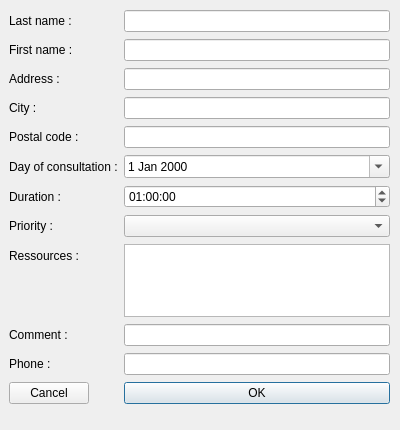
Above: Projet/NewCustomerDialog.ui from RakSrinaNa/DI4---QT before the change. Below: the same form after it.
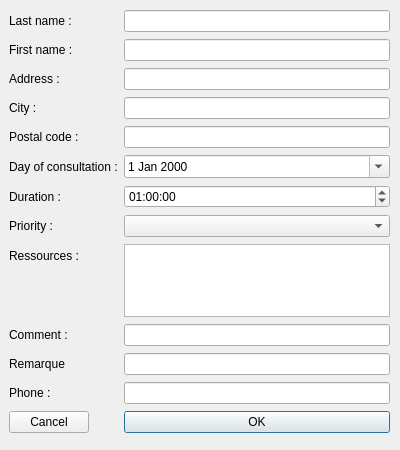
That is the form after the change.

Patch:
```diff
--- a/Projet/NewCustomerDialog.ui
+++ b/Projet/NewCustomerDialog.ui
@@ -7,7 +7,7 @@
     <x>0</x>
     <y>0</y>
     <width>400</width>
-    <height>430</height>
+    <height>450</height>
    </rect>
   </property>
   <property name="windowTitle">
@@ -19,7 +19,7 @@
      <x>9</x>
      <y>9</y>
      <width>381</width>
-     <height>407</height>
+     <height>437</height>
     </rect>
    </property>
    <layout class="QFormLayout" name="formLayout">
@@ -154,17 +154,17 @@
     <item row="9" column="1">
      <widget class="QLineEdit" name="commentLineEdit"/>
     </item>
-    <item row="10" column="0">
+    <item row="11" column="0">
      <widget class="QLabel" name="phoneLabel">
       <property name="text">
        <string>Phone :</string>
       </property>
      </widget>
     </item>
-    <item row="10" column="1">
+    <item row="11" column="1">
      <widget class="QLineEdit" name="phoneLineEdit"/>
     </item>
-    <item row="11" column="0">
+    <item row="12" column="0">
      <widget class="QPushButton" name="cancelButton">
       <property name="text">
        <string>Cancel</string>
@@ -174,7 +174,7 @@
       </property>
      </widget>
     </item>
-    <item row="11" column="1">
+    <item row="12" column="1">
      <widget class="QPushButton" name="okButton">
       <property name="text">
        <string>OK</string>
@@ -184,6 +184,16 @@
       </property>
      </widget>
     </item>
+    <item row="10" column="0">
+     <widget class="QLabel" name="remarqueLabel">
+      <property name="text">
+       <string>Remarque</string>
+      </property>
+     </widget>
+    </item>
+    <item row="10" column="1">
+     <widget class="QLineEdit" name="remarqueLineEdit"/>
+    </item>
    </layout>
   </widget>
  </widget>
```
Left out of the diff: 6 changed lines with no effect on the pictures.
